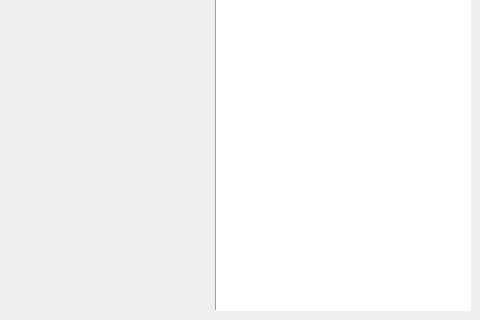
This is mainwindow.ui in MeowningMaster-Study/OOOPLab2 as Qt 5 draws it before an edit; both pictures show x 334 to 814 and y 282 to 602 of the 814 by 602 pixel window. The edited form follows.
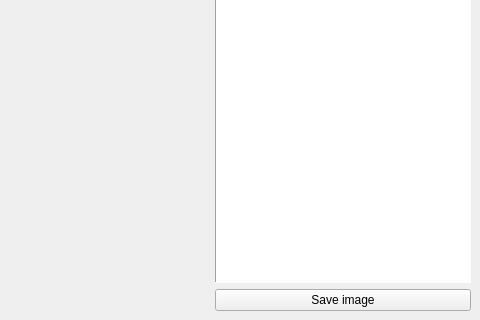
This is the edited form. Custom widgets are drawn as their Qt base class.

```diff
--- a/mainwindow.ui
+++ b/mainwindow.ui
@@ -67,6 +67,13 @@
         </property>
        </widget>
       </item>
+      <item>
+       <widget class="QPushButton" name="saveButton">
+        <property name="text">
+         <string>Save image</string>
+        </property>
+       </widget>
+      </item>
      </layout>
     </item>
    </layout>
```
